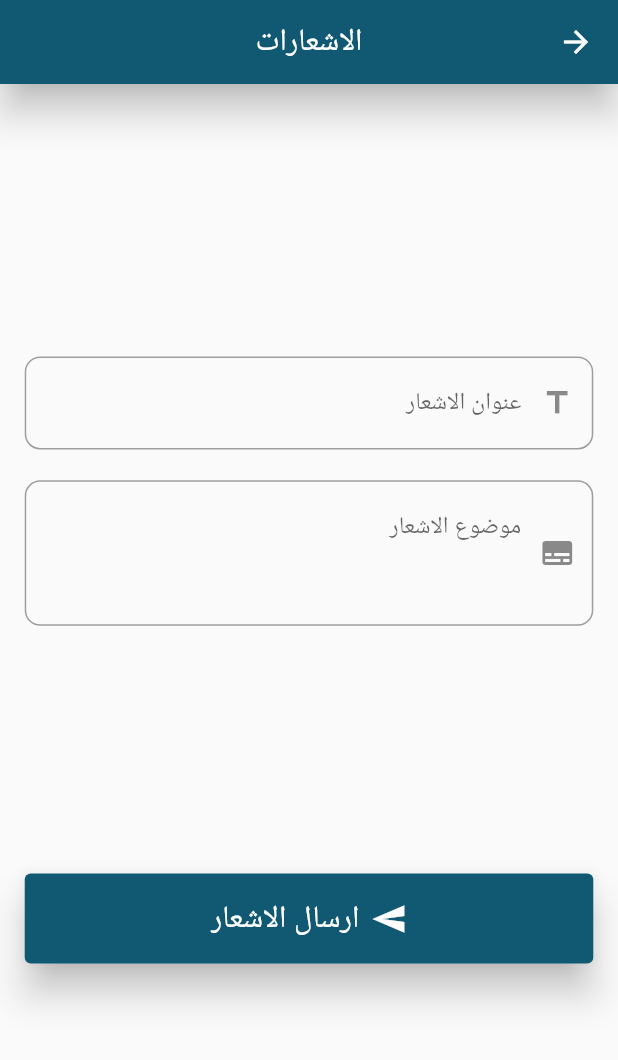
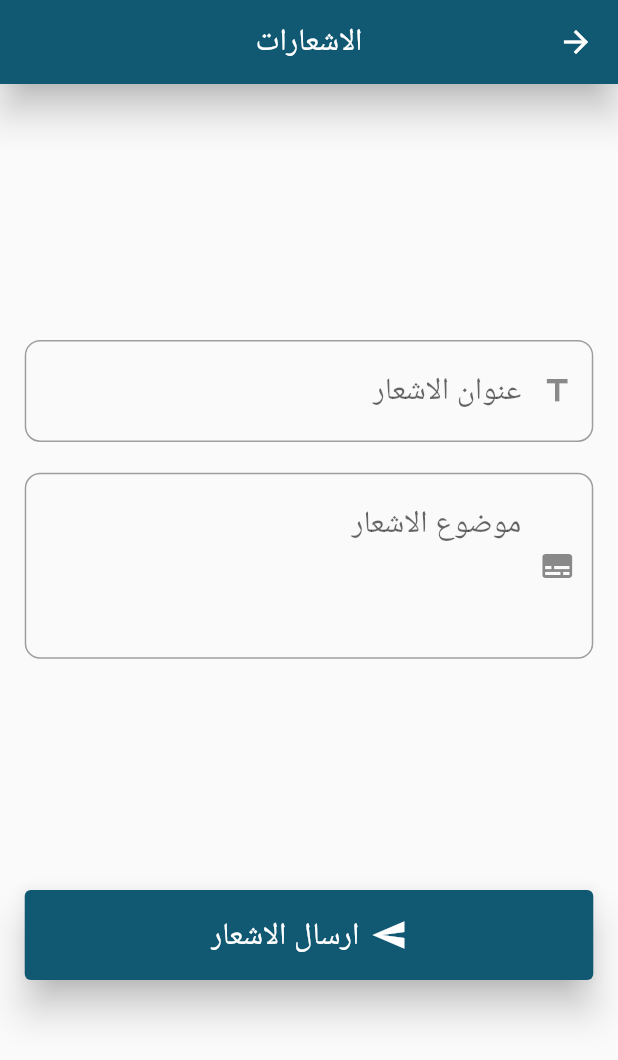
Before and after one commit to ahmd000/miraath_admin, a Flutter app: the screen it shows after launch, after a tap on the "notification add" icon, on a phone screen of 412 x 824 dp. Shown: the top 1060 px of the screen. Run offline on Flutter 3.47's test engine with Material 2 defaults, Android fonts, the phone set to English and light mode, and no system bars; our stand-ins replace firebase_core, firebase_messaging, flutter_local_notifications, flutter_screenutil, google_fonts, webview_flutter; missing offline and left inert: move_to_background; accounts and stored records are empty; Roboto replaces fonts that are missing (Amiri); statements that could not run were skipped.

Commit message:
final version

```diff
--- a/lib/main.dart
+++ b/lib/main.dart
@@ -2,10 +2,10 @@ import 'package:firebase_core/firebase_core.dart';
 import 'package:firebase_messaging/firebase_messaging.dart';
 import 'package:flutter/material.dart';
 import 'package:flutter_screenutil/flutter_screenutil.dart';
-import 'package:miraath/screens/notification_controller/fb_notifications.dart';
 import 'package:miraath/screens/notification_controller/send_notification_screen.dart';
 import 'package:miraath/screens/splash_screen.dart';
 import 'package:miraath/screens/web_view_screen.dart';
+import 'package:move_to_background/move_to_background.dart';
 
 Future<void> _firebaseMessagingBackgroundHandler(RemoteMessage message) async {
   // If you're going to use other Firebase services in the background, such as Firestore,
@@ -26,7 +26,12 @@ class MyApp extends StatelessWidget {
 
   @override
   Widget build(BuildContext context) {
-    return ScreenUtilInit(
+    return WillPopScope(
+        onWillPop: () async {
+          MoveToBackground.moveTaskToBack();
+          return false;
+        },
+        child: ScreenUtilInit(
           minTextAdapt: true,
           splitScreenMode: true,
           designSize: const Size(400, 800),
@@ -37,7 +42,9 @@ class MyApp extends StatelessWidget {
               builder: (context, widget) {
                 ScreenUtil.setContext(context);
                 return Directionality(
-                textDirection: TextDirection.rtl, child: widget!);
+                  textDirection: TextDirection.rtl,
+                  child: widget!,
+                );
               },
               title: 'Miraath ',
               theme: ThemeData(
@@ -51,6 +58,6 @@ class MyApp extends StatelessWidget {
               },
             ),
           ),
-    );
+        ));
   }
 }
--- a/lib/screens/notification_controller/send_notification_screen.dart
+++ b/lib/screens/notification_controller/send_notification_screen.dart
@@ -1,10 +1,12 @@
-import 'package:firebase_messaging/firebase_messaging.dart';
 import 'package:flutter/material.dart';
 import 'package:flutter/services.dart';
 import 'package:flutter_screenutil/flutter_screenutil.dart';
-import 'package:miraath/helpers/helpers.dart';
+import 'package:google_fonts/google_fonts.dart';
 import 'package:miraath/screens/notification_controller/fb_notifications.dart';
 import 'package:miraath/widgets/text_app.dart';
+import 'package:miraath/helpers/helpers.dart';
+import 'package:firebase_messaging/firebase_messaging.dart';
+import 'fb_notifications.dart';
 
 class SendNotificationScreen extends StatefulWidget {
   const SendNotificationScreen({Key? key}) : super(key: key);
@@ -44,7 +46,6 @@ class _SendNotificationScreenState extends State<SendNotificationScreen>
         centerTitle: true,
         title: TextApp(
           text: "الاشعارات",
-
           fontSize: 25.sp,
           fontColor: Colors.white,
         ),
@@ -62,8 +63,15 @@ class _SendNotificationScreenState extends State<SendNotificationScreen>
                     controller: _titleEditController,
                     keyboardType: TextInputType.text,
                     textAlign: TextAlign.start,
+                    style: GoogleFonts.amiri(
+                      fontSize: 23.sp,
+                    ),
                     decoration: InputDecoration(
                       hintText: "عنوان الاشعار",
+
+                      hintStyle: GoogleFonts.amiri(
+                        fontSize: 20.sp,
+                      ),
                       prefixIcon: const Icon(Icons.title),
                       enabledBorder: OutlineInputBorder(
                         borderRadius: BorderRadius.circular(10.sp),
@@ -83,8 +91,17 @@ class _SendNotificationScreenState extends State<SendNotificationScreen>
                     textAlign: TextAlign.start,
                     minLines: 3,
                     maxLines: 5,
+                    style: TextStyle(
+                      fontFamily: "Amiri",
+                      fontSize: 23.sp,
+                    ),
                     decoration: InputDecoration(
                         hintText: "موضوع الاشعار",
+
+                        hintStyle: GoogleFonts.amiri(
+
+                          fontSize: 20.sp,
+                        ),
                         prefixIcon: const Icon(Icons.subtitles),
                         enabledBorder: OutlineInputBorder(
                             borderRadius: BorderRadius.circular(10.sp),
@@ -102,11 +119,14 @@ class _SendNotificationScreenState extends State<SendNotificationScreen>
                 onPressed: () {
                   if (_titleEditController.text.isNotEmpty &&
                       _subTitleEditController.text.isNotEmpty) {
+
+
                     sendGeneralNotify(_titleEditController.text.trim(),
                         _subTitleEditController.text.trim());
+
                     showSnackBar(
                       context: context,
-                      message: "تم ادسال الاشعار",
+                      message: "تم ارسال الاشعار",
                       error: false,
                     );
 
@@ -114,12 +134,11 @@ class _SendNotificationScreenState extends State<SendNotificationScreen>
                   } else {
                     showSnackBar(
                       context: context,
-                      message: "فشل ارسال الاشعار",
+                      message: "برجاء ملئ الحقول " ,
                       error: true,
                     );
                   }
                 },
-
                 label: TextApp(
                   text: "ارسال الاشعار",
                   fontSize: 20.sp,
--- a/lib/screens/web_view_screen.dart
+++ b/lib/screens/web_view_screen.dart
@@ -1,10 +1,13 @@
+import 'dart:async';
 import 'dart:io';
 
 import 'package:firebase_messaging/firebase_messaging.dart';
 import 'package:flutter/material.dart';
+import 'package:flutter/services.dart';
 import 'package:flutter_screenutil/flutter_screenutil.dart';
 import 'package:miraath/screens/notification_controller/fb_notifications.dart';
 import 'package:miraath/widgets/text_app.dart';
+import 'package:move_to_background/move_to_background.dart';
 import 'package:webview_flutter/webview_flutter.dart';
 
 class WebViewScreen extends StatefulWidget {
@@ -14,18 +17,52 @@ class WebViewScreen extends StatefulWidget {
   _WebViewScreenState createState() => _WebViewScreenState();
 }
 
-class _WebViewScreenState extends State<WebViewScreen> with FbNotifications {
-  late WebViewController controller;
+class _WebViewScreenState extends State<WebViewScreen> with FbNotifications , WidgetsBindingObserver {
+
+
+  final Completer<WebViewController> _controller =
+      Completer<WebViewController>();
+  @override
+  void didChangeAppLifecycleState(AppLifecycleState state) {
+    super.didChangeAppLifecycleState(state);
+
+    if (state == AppLifecycleState.inactive ||
+        state == AppLifecycleState.detached) return;
+
+    final isBackground = state == AppLifecycleState.paused;
+
+    if (isBackground) {
+      print("play in background ");
+    }
+
+    /* if (isBackground) {
+      // service.stop();
+    } else {
+      // service.start();
+    }*/
+  }
+  @override
+  void dispose() {
+    WidgetsBinding.instance!.removeObserver(this);
+
+    super.dispose();
+  }
   @override
   void initState() {
+
+    WidgetsBinding.instance!.addObserver(this);
+
     super.initState();
     // Enable virtual display.
-    if (Platform.isAndroid) WebView.platform = SurfaceAndroidWebView();
+    if (Platform.isAndroid) {
+      WebView.platform = SurfaceAndroidWebView();
+    }
+    // if (Platform.isAndroid) WebView.platform = AndroidWebView();
 
     initializeForegroundNotificationForAndroid();
     requestNotificationPermissions();
     //subscribeGeneralTopic();
-     manageNotificationAction();
+    manageNotificationAction();
   }
 
   @override
@@ -34,11 +71,20 @@ class _WebViewScreenState extends State<WebViewScreen> with FbNotifications {
       appBar: AppBar(
         actions: [
           IconButton(
+            onPressed: () {
+
+              MoveToBackground.moveTaskToBack();
+            },
+            icon: const Icon(
+              Icons.arrow_downward,
+            ),
+          ),
+          IconButton(
               onPressed: () {
                 Navigator.pushNamedAndRemoveUntil(
                     context, '/web_view_screen', (route) => false);
               },
-              icon: Icon(Icons.home))
+              icon: const Icon(Icons.home))
         ],
         elevation: 10.sp,
         backgroundColor: const Color(0xff115972),
@@ -55,10 +101,17 @@ class _WebViewScreenState extends State<WebViewScreen> with FbNotifications {
           fontSize: 25.sp,
         ),
       ),
-      body: const WebView(
+      body: WebView(
         javascriptMode: JavascriptMode.unrestricted,
         initialUrl: 'https://miraath.net/application/radio.html',
+        onWebViewCreated: (WebViewController webViewController) {
+          _controller.complete(webViewController);
+        },
         zoomEnabled: true,
+        initialMediaPlaybackPolicy: AutoMediaPlaybackPolicy.always_allow,
+        allowsInlineMediaPlayback: true,
+        debuggingEnabled: true,
+        gestureNavigationEnabled: true,
       ),
     );
   }
--- a/pubspec.yaml
+++ b/pubspec.yaml
@@ -41,6 +41,7 @@ dependencies:
   firebase_messaging: ^11.2.6
   flutter_local_notifications: ^9.2.0
   http: ^0.13.4
+  move_to_background: ^1.0.2
 
 
 dev_dependencies:
```
Also changed, not shown: lib/screens/notification_controller/fb_notifications.dart (+5 -2 lines), pubspec.lock, 2 other files. Lines whose indentation alone changed are shown as unchanged.
